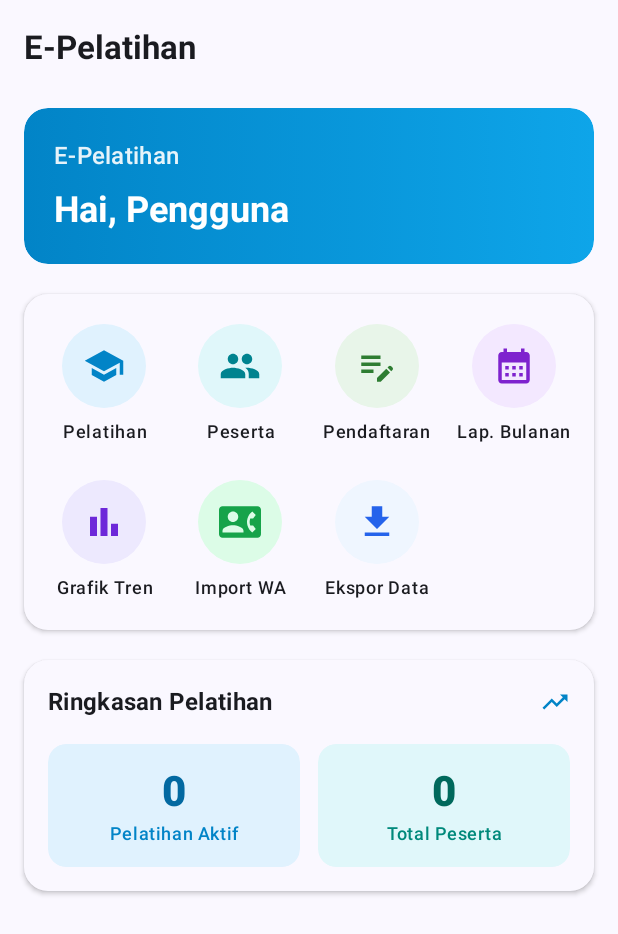
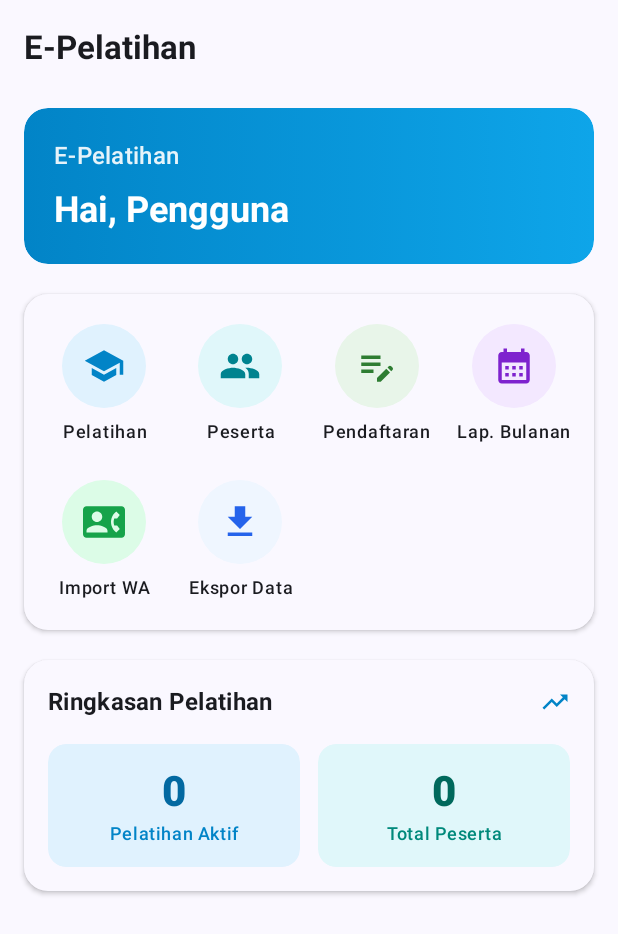
Before and after one commit to harunmaul2007-cmd/E-Pelatihan, an Android app built with Jetpack Compose: the HomeRoute screen opened through its navigation route, on a phone screen of 412 x 824 dp. Shown: the top 934 px of the screen. Run offline under Robolectric (Android 15) with nearby library versions, the phone set to English and light mode, and no system bars; our stand-ins replace Dagger/Hilt's generated code, Firebase (no records; nobody signed in at launch, a user with empty details on screens opened directly); 1 statement that could not run was skipped.

Commit message:
Hapus shortcut menu Grafik Tren dari Beranda agar tidak redundan dengan menu Laporan

```diff
--- a/app/src/main/java/com/harunmaul/epelatihan/feature/home/HomeScreen.kt
+++ b/app/src/main/java/com/harunmaul/epelatihan/feature/home/HomeScreen.kt
@@ -24,7 +24,6 @@ import androidx.compose.material.icons.Icons
 import androidx.compose.material.icons.automirrored.filled.ExitToApp
 import androidx.compose.material.icons.filled.AdminPanelSettings
 import androidx.compose.material.icons.filled.Assignment
-import androidx.compose.material.icons.filled.BarChart
 import androidx.compose.material.icons.filled.CalendarMonth
 import androidx.compose.material.icons.filled.ContactPhone
 import androidx.compose.material.icons.filled.EditNote
@@ -190,16 +189,6 @@ private fun HomeScreen(
                 icon = Icons.Default.CalendarMonth,
                 backgroundColor = Color(0xFFF3E8FF),
                 iconTint = Color(0xFF7E22CE),
-                onClick = onNavigateToReport,
-            ),
-        )
-        add(
-            HomeMenuItem(
-                id = "chart",
-                title = "Grafik Tren",
-                icon = Icons.Default.BarChart,
-                backgroundColor = Color(0xFFEDE9FE),
-                iconTint = Color(0xFF6D28D9),
                 onClick = onNavigateToReport,
             ),
         )
```
